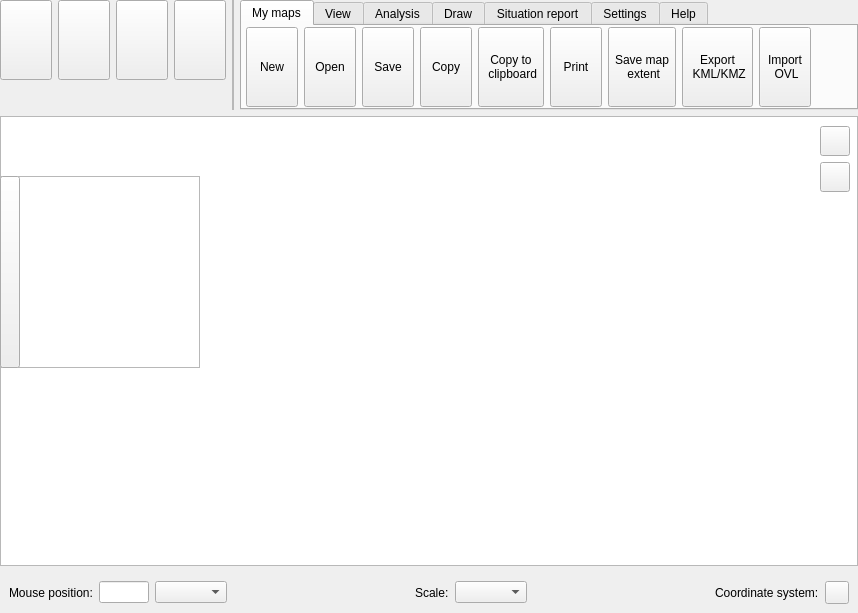
This is src/ui/qgskadasmainwidgetbase.ui in kadas-albireo/kadas-albireo as Qt 5 draws it before an edit. The edited form follows.
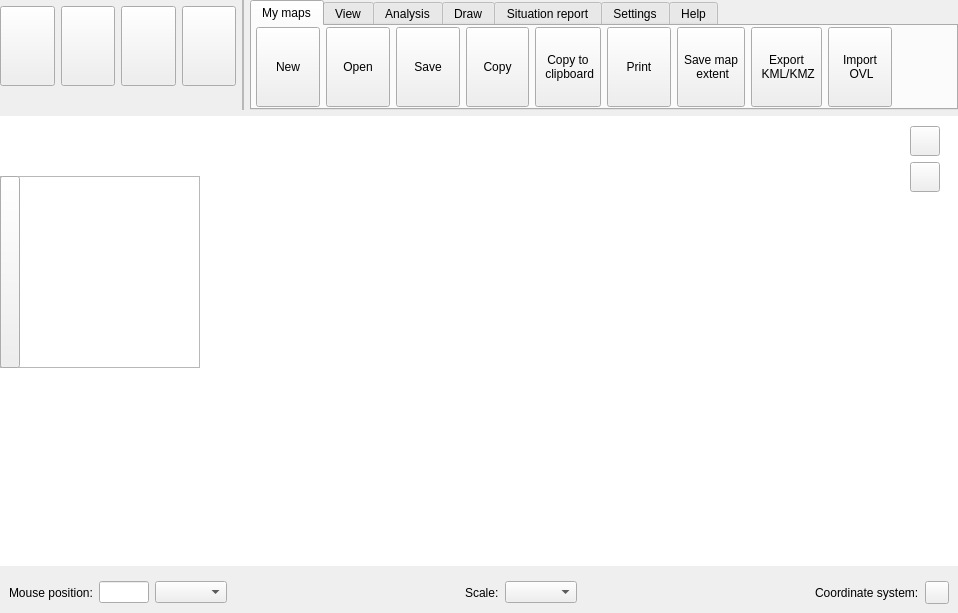
This is the edited form. Icons and pictures are not drawn. Custom widgets are drawn as their Qt base class.

```diff
--- a/src/ui/qgskadasmainwidgetbase.ui
+++ b/src/ui/qgskadasmainwidgetbase.ui
@@ -6,7 +6,7 @@
    <rect>
     <x>0</x>
     <y>0</y>
-    <width>858</width>
+    <width>958</width>
     <height>613</height>
    </rect>
   </property>
@@ -16,12 +16,12 @@
   <property name="windowTitle">
    <string>Form</string>
   </property>
-  <layout class="QGridLayout" name="gridLayout_3">
+  <layout class="QGridLayout" name="gridLayout_7">
    <property name="margin">
     <number>0</number>
    </property>
    <item row="0" column="0">
-    <layout class="QHBoxLayout" name="mTopLayout" stretch="1,0,4">
+    <layout class="QHBoxLayout" name="horizontalLayout_2" stretch="1,0,3">
      <item>
       <layout class="QVBoxLayout" name="mFavouritesSearchLayout">
        <property name="sizeConstraint">
@@ -29,6 +29,9 @@
        </property>
        <item>
         <layout class="QHBoxLayout" name="horizontalLayout">
+         <property name="topMargin">
+          <number>6</number>
+         </property>
          <item>
           <widget class="QgsKadasRibbonButton" name="mFavoriteButton1">
            <property name="sizePolicy">
@@ -211,9 +214,18 @@
        <property name="frameShadow">
         <enum>QFrame::Raised</enum>
        </property>
+       <property name="lineWidth">
+        <number>0</number>
+       </property>
       </widget>
      </item>
      <item>
+      <widget class="QWidget" name="mRibbonBackgroundWidget" native="true">
+       <layout class="QGridLayout" name="gridLayout_3">
+        <property name="margin">
+         <number>0</number>
+        </property>
+        <item row="0" column="0">
       <widget class="QTabWidget" name="mRibbonWidget">
        <property name="sizePolicy">
         <sizepolicy hsizetype="Expanding" vsizetype="Minimum">
@@ -1150,6 +1162,9 @@
       </widget>
      </item>
     </layout>
+      </widget>
+     </item>
+    </layout>
    </item>
    <item row="1" column="0">
     <widget class="QgsMapCanvas" name="mMapCanvas">
@@ -1159,13 +1174,16 @@
        <verstretch>0</verstretch>
       </sizepolicy>
      </property>
+     <property name="frameShape">
+      <enum>QFrame::NoFrame</enum>
+     </property>
      <property name="lineWidth">
       <number>0</number>
      </property>
      <widget class="QWidget" name="layoutWidget">
       <property name="geometry">
        <rect>
-        <x>820</x>
+        <x>910</x>
         <y>10</y>
         <width>32</width>
         <height>68</height>
```
Left out of the diff: 260 changed lines with no effect on the pictures. Lines whose indentation alone changed are shown as unchanged.
